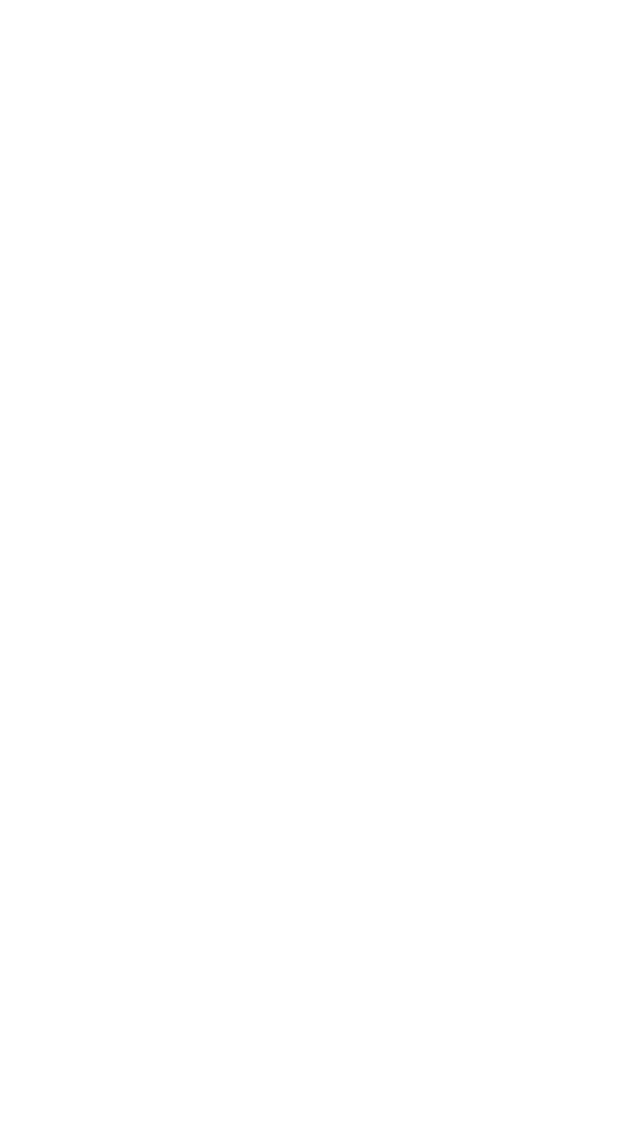
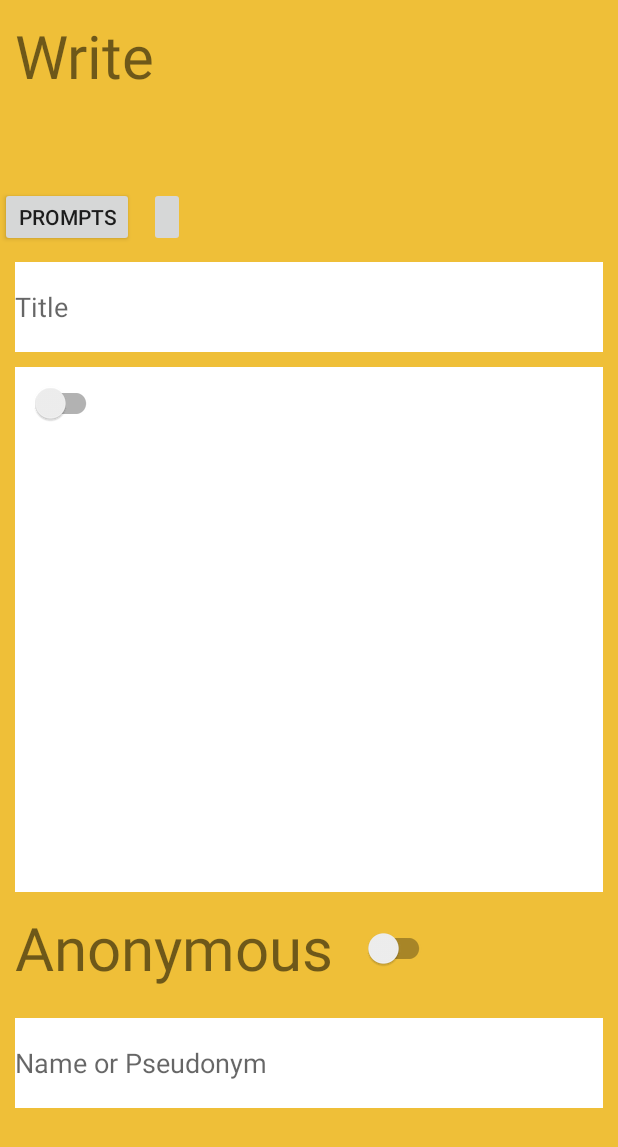
Before and after one commit to Raccoon15834/BNapp, an Android app: the WriteActivity screen opened directly, with no data from a screen before it, on a phone screen of 412 x 824 dp. Before the commit the part shown is empty. Shown: the top 1147 px of the screen. Run offline under Robolectric (Android 15) with nearby library versions, the phone set to English and light mode, and no system bars.

Commit message:
customized buttons research

```diff
--- a/app/src/main/java/das/anusha/bnapp/WriteActivity.java
+++ b/app/src/main/java/das/anusha/bnapp/WriteActivity.java
@@ -2,18 +2,57 @@ package das.anusha.bnapp;
 
 import android.app.Activity;
 import android.os.Bundle;
+import android.view.View;
+import android.widget.EditText;
 
 import androidx.annotation.Nullable;
+import androidx.appcompat.widget.AppCompatImageButton;
+import androidx.appcompat.widget.SwitchCompat;
 //COMBINE recycler view - https://www.geeksforgeeks.org/staggered-gridview-in-android-with-example/
 //WITH firebase database - https://github.com/dltra/FirebaseChatRoom/commit/82d7895b9d7ecaffb4419c3b866c0d2d6eb3b573
 //look at other chat tutorials
 //https://code.tutsplus.com/tutorials/how-to-create-an-android-chat-app-using-firebase--cms-27397
 //https://medium.com/@meetpatel12121995/realtime-chat-using-firebase-database-b65ee23f3b6a
 //https://www.raywenderlich.com/22067733-firebase-tutorial-real-time-chat
+
 public class WriteActivity extends Activity {
+    AppCompatImageButton check;
     @Override
     protected void onCreate(@Nullable Bundle savedInstanceState) {
         super.onCreate(savedInstanceState);
         setContentView(R.layout.activity_write);
+
+        setUpSubmissionChecker();//TODO ensure that it meets post requirements
+    }
+
+    private void setUpSubmissionChecker() {
+        check = (AppCompatImageButton) findViewById(R.id.check);
+        check.setOnClickListener(new View.OnClickListener() {
+            @Override
+            public void onClick(View view) {
+                EditText title = (EditText) findViewById(R.id.titlePost);
+                EditText content = (EditText) findViewById(R.id.textPost);
+                String titleStr = String.valueOf(title.getText());
+                String contentStr = String.valueOf(content.getText());
+                String username = getUserName();
+
+
+            }
+        });
+    }
+
+    private String getUserName() {
+        SwitchCompat anonOption = (SwitchCompat) findViewById(R.id.anonSwitch);
+        //if(anonOption.select)
+        if( anonOption.isChecked()) return "Anonymous";
+        EditText username = (EditText) findViewById(R.id.userPost);
+        return String.valueOf(username.getText());
+        //https://dev.to/akshayranagujjar/how-to-make-custom-switch-in-android-5d1d custom look
+        //<?xml version="1.0" encoding="utf-8"?>
+        //<shape xmlns:android="http://schemas.android.com/apk/res/android">
+        //    <corners  android:radius="50dp"/>
+        //    <solid android:color="@color/purple"></solid>
+        //</shape>
+        //set on selected/on touched different colors
     }
 }
--- a/app/src/main/res/layout/activity_write.xml
+++ b/app/src/main/res/layout/activity_write.xml
@@ -1,7 +1,89 @@
 <?xml version="1.0" encoding="utf-8"?>
 <androidx.constraintlayout.widget.ConstraintLayout xmlns:android="http://schemas.android.com/apk/res/android"
+    xmlns:app="http://schemas.android.com/apk/res-auto"
     android:layout_width="match_parent"
-    android:layout_height="match_parent">
+    android:layout_height="match_parent"
+    android:background="@color/yellow">
+    <androidx.appcompat.widget.AppCompatTextView
+        android:id="@+id/writeTitle"
+        android:layout_width="wrap_content"
+        android:layout_height="wrap_content"
+        android:padding="@dimen/padding"
+        android:text="@string/writeTitle"
+        android:textSize="@dimen/subtitletxt"
+        app:layout_constraintTop_toTopOf="parent"
+        app:layout_constraintLeft_toLeftOf="parent" />
+    <androidx.constraintlayout.widget.Guideline
+        android:id="@+id/buttonLine"
+        android:layout_width="wrap_content"
+        android:layout_height="wrap_content"
+        android:orientation="horizontal"
+        app:layout_constraintGuide_percent=".20" />
+    <androidx.appcompat.widget.AppCompatButton
+        android:id="@+id/about"
+        android:layout_width="wrap_content"
+        android:layout_height="@dimen/btnHeight"
+        android:text="@string/prompts"
+        app:layout_constraintBottom_toTopOf="@id/buttonLine"
+        app:layout_constraintLeft_toLeftOf="parent" />
+    <androidx.appcompat.widget.AppCompatImageButton
+        android:id="@+id/check"
+        android:layout_width="wrap_content"
+        android:layout_height="@dimen/btnHeight"
+        android:layout_marginLeft="@dimen/padding"
+        app:layout_constraintBottom_toTopOf="@id/buttonLine"
+        app:layout_constraintLeft_toRightOf="@id/about" />
+
+    <androidx.appcompat.widget.AppCompatEditText
+        android:id="@+id/titlePost"
+        android:layout_width="match_parent"
+        android:layout_height="@dimen/shortAnswH"
+        android:layout_margin="@dimen/padding"
+        android:hint="@string/titleSubmission"
+        app:layout_constraintTop_toBottomOf="@id/check"
+        android:background="@color/white"/>
+
+    <androidx.appcompat.widget.AppCompatEditText
+        android:id="@+id/textPost"
+        android:layout_width="match_parent"
+        android:layout_height="@dimen/longAnswH"
+        android:layout_margin="@dimen/padding"
+        app:layout_constraintTop_toBottomOf="@id/titlePost"
+        android:background="@color/white"/>
+    <!--CUSTOM TOGGLE BUTTON! https://stackoverflow.com/questions/23358822/how-to-custom-switch-button-->
+    <androidx.appcompat.widget.SwitchCompat
+        app:layout_constraintTop_toTopOf="@id/textPost"
+        app:layout_constraintLeft_toLeftOf="@id/textPost"
+        android:layout_height="wrap_content"
+        android:layout_width="wrap_content"
+        android:padding="@dimen/padding"/>
+    <androidx.appcompat.widget.AppCompatTextView
+        android:layout_width="wrap_content"
+        android:layout_height="wrap_content"
+        android:padding="@dimen/padding"
+        android:id="@+id/anonOption"
+        app:layout_constraintLeft_toLeftOf="parent"
+        app:layout_constraintTop_toBottomOf="@id/textPost"
+        android:textSize="@dimen/subtitletxt"
+        android:text="@string/anonOption"/>
+    <androidx.appcompat.widget.SwitchCompat
+        app:layout_constraintLeft_toRightOf="@id/anonOption"
+        app:layout_constraintTop_toBottomOf="@id/textPost"
+        app:layout_constraintBottom_toBottomOf="@id/anonOption"
+        android:layout_height="wrap_content"
+        android:layout_width="wrap_content"
+        android:padding="@dimen/padding"
+        android:id="@+id/anonSwitch"/>
+
+    <androidx.appcompat.widget.AppCompatEditText
+        android:id="@+id/userPost"
+        android:layout_width="match_parent"
+        android:layout_height="@dimen/shortAnswH"
+        android:layout_margin="@dimen/padding"
+        android:hint="@string/userNameHint"
+        app:layout_constraintTop_toBottomOf="@id/anonOption"
+        android:background="@color/white"/>
+    <!--hide if anonymous not selected-->
 
 
 </androidx.constraintlayout.widget.ConstraintLayout>
--- a/app/src/main/res/values/colors.xml
+++ b/app/src/main/res/values/colors.xml
@@ -12,4 +12,6 @@
     <color name="orange">#E08600</color>
     <color name="yellow">#EFBF38</color>
     <color name="brown">#763a12</color>
+    <color name="redaccent">#9F1141</color>
+    <!--duller orange, switch with original, dark red accent)-->
 </resources>
--- a/app/src/main/res/values/dim.xml
+++ b/app/src/main/res/values/dim.xml
@@ -1,9 +1,13 @@
 <?xml version="1.0" encoding="utf-8"?>
 <resources>
     <dimen name="padding">10dp</dimen>
+
     <dimen name="titletxt">45dp</dimen>
     <dimen name="subtitletxt">40dp</dimen>
     <dimen name="standardtxt">20dp</dimen>
+
     <dimen name="menusize">56dp</dimen>
     <dimen name="btnHeight">40dp</dimen>
+    <dimen name="shortAnswH">60sp</dimen>
+    <dimen name="longAnswH">350sp</dimen>
 </resources>
--- a/app/src/main/res/values/strings.xml
+++ b/app/src/main/res/values/strings.xml
@@ -1,4 +1,9 @@
 <resources>
     <string name="app_name">BNapp</string>
     <string name="about">About</string>
+    <string name="writeTitle">Write</string>
+    <string name="prompts">Prompts</string>
+    <string name="titleSubmission">Title</string>
+    <string name="anonOption">Anonymous</string>
+    <string name="userNameHint">Name or Pseudonym</string>
 </resources>
--- a/build.gradle
+++ b/build.gradle
@@ -5,10 +5,16 @@ buildscript {
         mavenCentral()
     }
     dependencies {
-        classpath "com.android.tools.build:gradle:7.0.0"
+        classpath "com.android.tools.build:gradle:4.1.3"
 
         // NOTE: Do not place your application dependencies here; they belong
         // in the individual module build.gradle files
+    }
+}
+allprojects{
+    repositories {
+        google()
+        jcenter()
     }
 }
 
--- a/settings.gradle
+++ b/settings.gradle
@@ -1,10 +1,10 @@
-dependencyResolutionManagement {
-    repositoriesMode.set(RepositoriesMode.FAIL_ON_PROJECT_REPOS)
-    repositories {
-        google()
-        mavenCentral()
-        jcenter() // Warning: this repository is going to shut down soon
-    }
-}
+//dependencyResolutionManagement {
+//    repositoriesMode.set(RepositoriesMode.FAIL_ON_PROJECT_REPOS)
+//    repositories {
+//        google()
+//        mavenCentral()
+//        jcenter() // Warning: this repository is going to shut down soon
+//    }
+//}
 rootProject.name = "BNapp"
 include ':app'
```
Also changed, not shown: gradle/wrapper/gradle-wrapper.properties.
